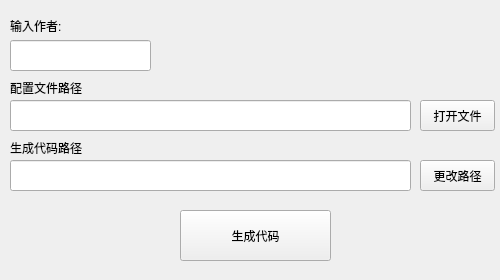
First picture: the form in mainWin.ui, repository jianlilalala/RteCode_Creater, before the edit.
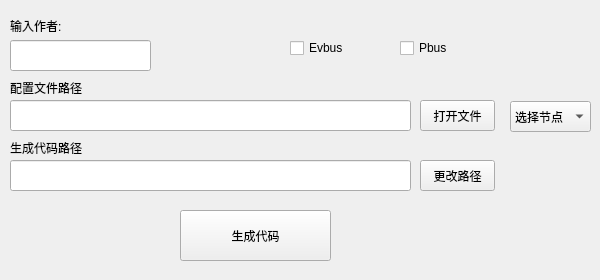
Second picture: the form after the edit.

Commit message: 代码修改:增加复选框用以选择内\外部总线;增加节点选择下拉框用以选择当前节点;增加了dbc文件读取函数,通过此函数可以获取报文以及信号的基本信息;接下来需要将报文和信号信息加入到自动代码生成当中

The edit to the form file:
```diff
--- a/mainWin.ui
+++ b/mainWin.ui
@@ -6,7 +6,7 @@
    <rect>
     <x>0</x>
     <y>0</y>
-    <width>500</width>
+    <width>600</width>
     <height>280</height>
    </rect>
   </property>
@@ -18,13 +18,13 @@
   </property>
   <property name="minimumSize">
    <size>
-    <width>500</width>
+    <width>600</width>
     <height>280</height>
    </size>
   </property>
   <property name="maximumSize">
    <size>
-    <width>500</width>
+    <width>600</width>
     <height>280</height>
    </size>
   </property>
@@ -145,6 +145,47 @@
     <string>生成代码路径</string>
    </property>
   </widget>
+  <widget class="QCheckBox" name="checkBox_Evbus">
+   <property name="geometry">
+    <rect>
+     <x>290</x>
+     <y>40</y>
+     <width>71</width>
+     <height>16</height>
+    </rect>
+   </property>
+   <property name="text">
+    <string>Evbus</string>
+   </property>
+  </widget>
+  <widget class="QCheckBox" name="checkBox_Pbus">
+   <property name="geometry">
+    <rect>
+     <x>400</x>
+     <y>40</y>
+     <width>71</width>
+     <height>16</height>
+    </rect>
+   </property>
+   <property name="text">
+    <string>Pbus</string>
+   </property>
+  </widget>
+  <widget class="QComboBox" name="comboBox_choseNode">
+   <property name="geometry">
+    <rect>
+     <x>510</x>
+     <y>101</y>
+     <width>81</width>
+     <height>31</height>
+    </rect>
+   </property>
+   <item>
+    <property name="text">
+     <string>选择节点</string>
+    </property>
+   </item>
+  </widget>
  </widget>
  <resources/>
  <connections/>
```
The commit also changes 4 other files.
